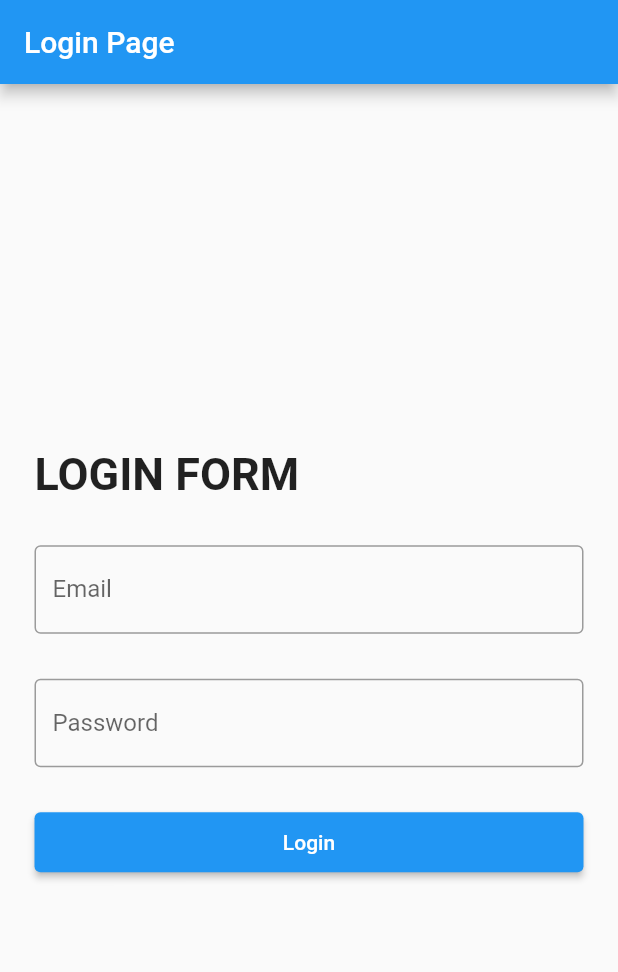
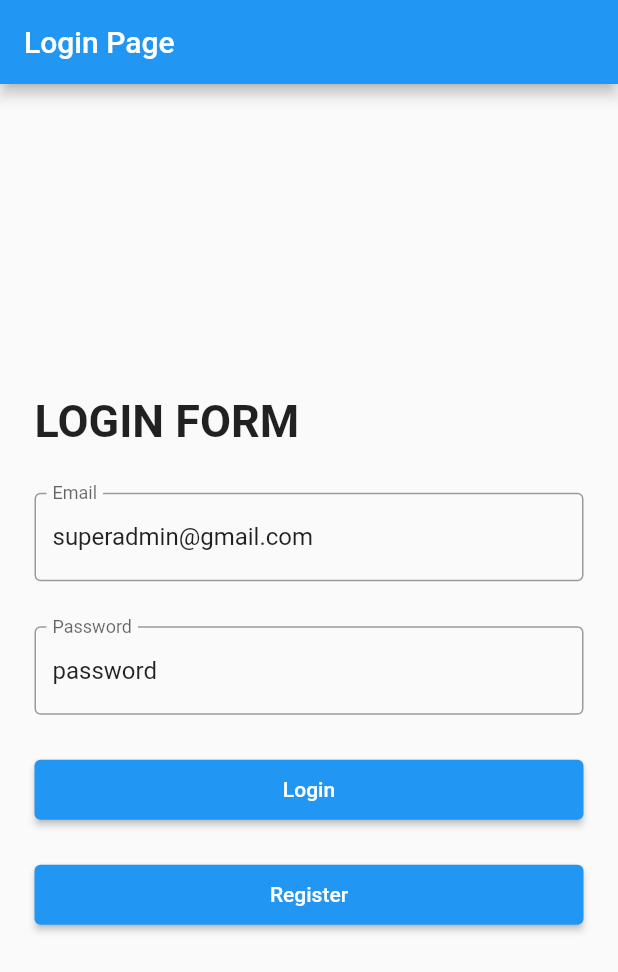
Before and after one commit to AhmadRafif22/stisla_flutter_1, a Flutter app: the screen it shows after launch, on a phone screen of 412 x 824 dp. Shown: the top 972 px of the screen. Run offline on Flutter 3.47's test engine with Material 2 defaults, Android fonts, the phone set to English and light mode, and no system bars; our stand-ins replace shared_preferences.

Commit message:
add register feature

```diff
--- a/lib/main.dart
+++ b/lib/main.dart
@@ -3,6 +3,7 @@ import 'package:provider/provider.dart';
 import 'package:stisla_flutter/page/listpage.dart';
 import 'package:stisla_flutter/page/login.dart';
 import 'package:stisla_flutter/page/homepage.dart';
+import 'package:stisla_flutter/page/register.dart';
 
 void main() {
   runApp(MyApp());
@@ -24,6 +25,7 @@ class MyApp extends StatelessWidget {
         "/": (context) => const LoginPage(),
         "/listpage": (context) => const ListPage(),
         "/homepage": (context) => const HomePage(),
+        "/register": (context) => const RegisterPage(),
       },
       initialRoute: "/",
       title: 'Flutter Demo',
--- a/lib/page/login.dart
+++ b/lib/page/login.dart
@@ -7,8 +7,10 @@ import 'package:stisla_flutter/Service/globals.dart';
 import 'package:http/http.dart' as http;
 import 'package:stisla_flutter/page/homepage.dart';
 import 'dart:convert';
+import 'package:shared_preferences/shared_preferences.dart';
 
 import 'package:stisla_flutter/page/listpage.dart';
+import 'package:stisla_flutter/page/register.dart';
 
 class LoginPage extends StatefulWidget {
   const LoginPage({super.key});
@@ -17,26 +19,43 @@ class LoginPage extends StatefulWidget {
   State<LoginPage> createState() => _LoginPageState();
 }
 
-TextEditingController __email = new TextEditingController();
-TextEditingController __password = new TextEditingController();
+class _LoginPageState extends State<LoginPage> {
+  TextEditingController __email =
+      TextEditingController(text: "superadmin@gmail.com");
+  TextEditingController __password = TextEditingController(text: "password");
+  String? email_registered = '';
+  String? pass_registered = '';
 
-class _LoginPageState extends State<LoginPage> {
+  shared() async {
+    SharedPreferences sp = await SharedPreferences.getInstance();
+    email_registered = sp.getString('email');
+    pass_registered = sp.getString('password');
+    __email.text =
+        email_registered == '' ? "superadmin@gmail.com" : email_registered!;
+    __password.text = pass_registered == '' ? "password" : pass_registered!;
+
+    sp.remove('email');
+    sp.remove('password');
+  }
+
+  @override
   void initState() {
     // TODO: implement initState
     super.initState();
-    // __email.text = "superadmin@gmail.com";
-    // __password.text = "password";
+    shared();
+
+    print(email_registered);
+    print(pass_registered);
   }
 
   @override
-  // String _email = 'superadmin@gmail.com';
-  // String _password = 'password';
-  String _email = '';
-  String _password = '';
+  loginPressed() async {
+    String email = __email.text;
+    String password = __password.text;
 
-  loginPressed() async {
-    if (_email.isNotEmpty && _password.isNotEmpty) {
-      http.Response response = await AuthServices.login(_email, _password);
+    if (email.isNotEmpty && password.isNotEmpty) {
+      http.Response response =
+          await AuthServices.login(__email.text, __password.text);
       Map responseMap = jsonDecode(response.body);
       print(response.body);
       if (response.statusCode == 200) {
@@ -86,9 +105,6 @@ class _LoginPageState extends State<LoginPage> {
                   labelText: 'Email',
                   hintText: 'Enter valid email id as abc@gmail.com',
                 ),
-                onChanged: (value) {
-                  _email = value;
-                },
               ),
             ),
             Container(
@@ -101,9 +117,6 @@ class _LoginPageState extends State<LoginPage> {
                   labelText: 'Password',
                   hintText: 'Enter secure password',
                 ),
-                onChanged: (value) {
-                  _password = value;
-                },
               ),
             ),
             Container(
@@ -116,6 +129,22 @@ class _LoginPageState extends State<LoginPage> {
                 child: Text('Login'),
               ),
             ),
+            Container(
+              margin: EdgeInsets.all(15.0),
+              width: double.infinity,
+              height: 40,
+              // convert button
+              child: ElevatedButton(
+                onPressed: () {
+                  Navigator.push(
+                    context,
+                    MaterialPageRoute(
+                        builder: (context) => const RegisterPage()),
+                  );
+                },
+                child: Text('Register'),
+              ),
+            ),
           ],
         ),
       ),
```
Also changed, not shown: lib/Service/register_service.dart (added, +53 -0 lines), lib/models/user.dart (added, +83 -0 lines), lib/page/register.dart (added, +174 -0 lines).
